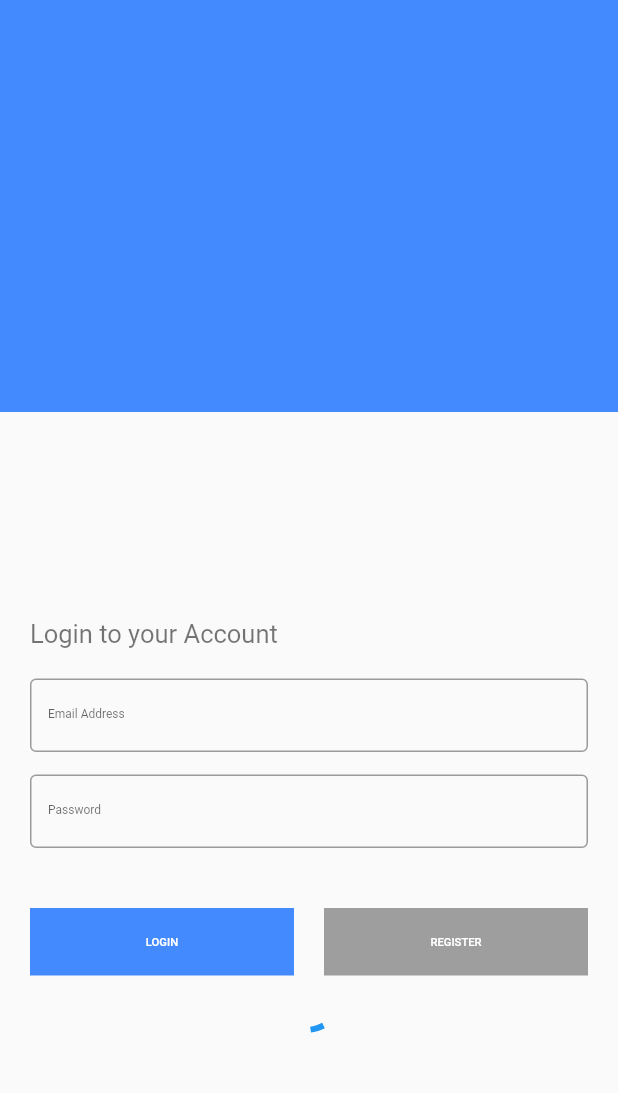
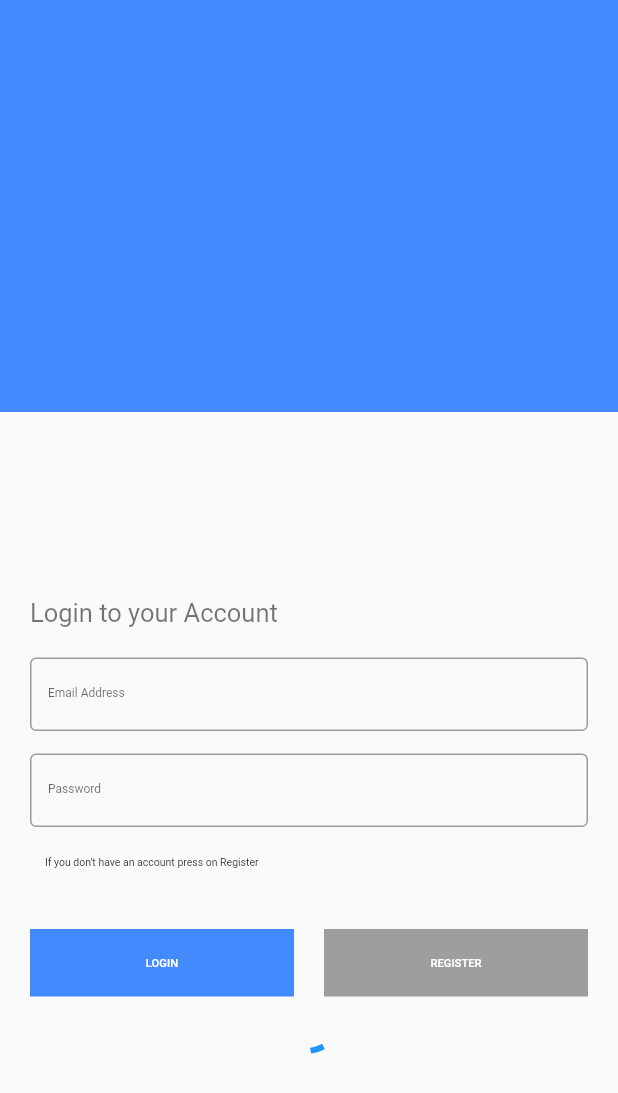
Before and after one commit to mohawaq99/flutter_responsive, a Flutter app: the screen it shows after launch, on a phone screen of 412 x 824 dp. Shown: the top 1093 px of the screen. Run offline on Flutter 3.47's test engine with Material 2 defaults, Android fonts, the phone set to English and light mode, and no system bars.

Commit message:
add Text in the column

```diff
--- a/lib/mobile.dart
+++ b/lib/mobile.dart
@@ -40,6 +40,14 @@ class MobileScreen extends StatelessWidget {
                       decoration: InputDecoration(
                           border: OutlineInputBorder(), labelText: "Password"),
                     ),
+                    SizedBox(
+                      height: 20,
+                    ),
+                    Padding(
+                      padding: const EdgeInsets.symmetric(horizontal: 10),
+                      child: Text("If you don't have an account press on Register"),
+                    ),
+
                     SizedBox(
                       height: 40,
                     ),
```
